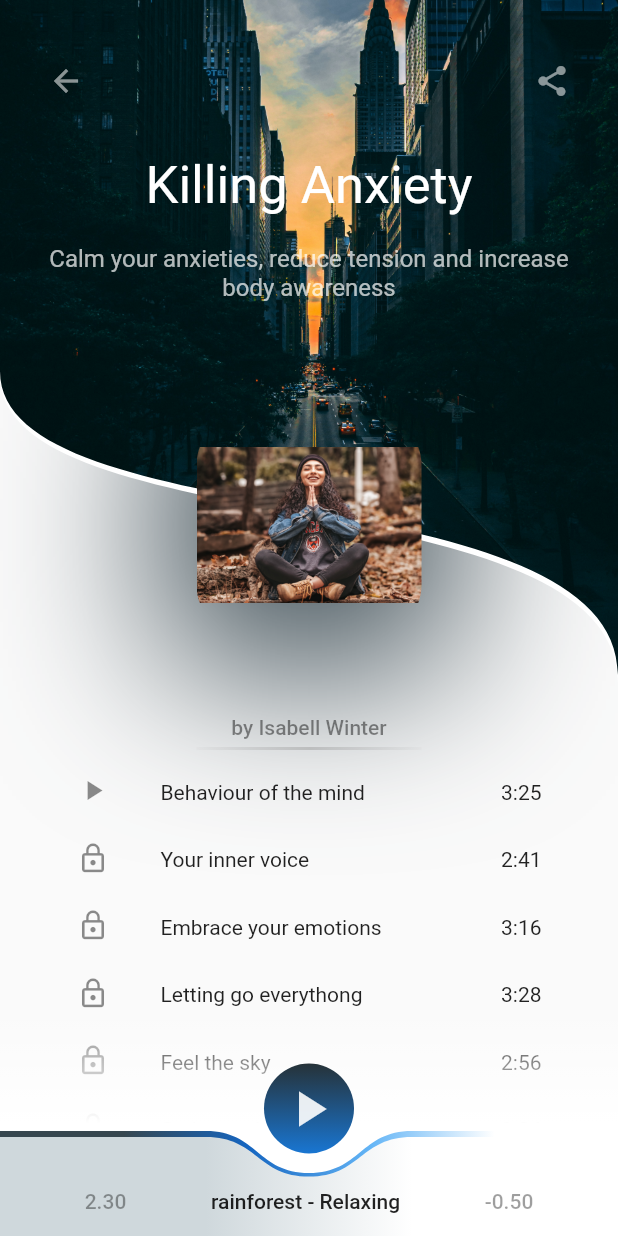
After one commit to Bleach6785/flutter_meditation, a Flutter app: the screen it shows after launch, after a tap on an icon or button, on a phone screen of 412 x 824 dp. The commit adds this screen. Run offline on Flutter 3.47's test engine with Material 2 defaults, Android fonts, the phone set to English and light mode, and no system bars.

Commit message:
設計詳細內容畫面

```diff
--- /dev/null
+++ b/lib/deatil.dart
@@ -0,0 +1,408 @@
+import 'package:flutter/material.dart';
+
+class Song {
+  final String name;
+  final String time;
+
+  Song({this.name, this.time});
+}
+
+List<Song> songs = [
+  Song(name: "Behaviour of the mind", time: "3:25"),
+  Song(name: "Your inner voice", time: "2:41"),
+  Song(name: "Embrace your emotions", time: "3:16"),
+  Song(name: "Letting go everythong", time: "3:28"),
+  Song(name: "Feel the sky", time: "2:56"),
+  Song(name: "Go beyond the form", time: "3:24"),
+  Song(name: "Love the feelings", time: "3:44"),
+];
+
+class Detail extends StatelessWidget {
+  @override
+  Widget build(BuildContext context) {
+    return Scaffold(
+      body: Container(
+        child: Stack(
+          children: [
+            CustomBody(),
+            CustomBottomBar(),
+            PlayButton(),
+          ],
+        ),
+      ),
+    );
+  }
+}
+
+class CustomBottomBar extends StatelessWidget {
+  @override
+  Widget build(BuildContext context) {
+    return Positioned(
+      bottom: 0.0,
+      width: MediaQuery.of(context).size.width,
+      child: IgnorePointer(
+        child: Stack(
+          alignment: Alignment.bottomCenter,
+          children: [
+            Container(
+              height: 150.0,
+              width: MediaQuery.of(context).size.width,
+              decoration: BoxDecoration(
+                gradient: LinearGradient(
+                  begin: Alignment.bottomCenter,
+                  end: Alignment.topCenter,
+                  colors: [
+                    Colors.white,
+                    Colors.white,
+                    Colors.white.withOpacity(.01),
+                  ],
+                ),
+              ),
+            ),
+            ClipPath(
+              clipper: BottomBarClipper(),
+              child: Container(
+                height: 70.0,
+                width: MediaQuery.of(context).size.width,
+                alignment: Alignment.bottomCenter,
+                padding: EdgeInsets.only(top: 4.0),
+                decoration: BoxDecoration(
+                  gradient: LinearGradient(
+                    begin: Alignment.centerLeft,
+                    end: Alignment.centerRight,
+                    colors: [
+                      Colors.blueGrey.shade800,
+                      Colors.blueGrey.shade800,
+                      Colors.blue.shade800,
+                      Colors.blue.shade300,
+                      Colors.white,
+                      Colors.white,
+                    ],
+                  ),
+                ),
+                child: ClipPath(
+                  clipper: BottomBarClipper(),
+                  child: Container(
+                    alignment: Alignment.bottomCenter,
+                    height: double.infinity,
+                    padding: EdgeInsets.only(bottom: 15.0),
+                    decoration: BoxDecoration(
+                      gradient: LinearGradient(
+                        begin: Alignment.centerLeft,
+                        end: Alignment.centerRight,
+                        colors: [
+                          Colors.blueGrey.shade100,
+                          Colors.blueGrey.shade100,
+                          Colors.white,
+                          Colors.white,
+                        ],
+                      ),
+                    ),
+                    child: Row(
+                      mainAxisAlignment: MainAxisAlignment.spaceEvenly,
+                      children: [
+                        Text(
+                          "2.30",
+                          style: TextStyle(
+                            color: Colors.black38,
+                            fontWeight: FontWeight.w500,
+                          ),
+                        ),
+                        Text(
+                          "rainforest - Relaxing",
+                          style: TextStyle(
+                            color: Colors.black87,
+                            fontWeight: FontWeight.w500,
+                          ),
+                        ),
+                        Text(
+                          "-0.50",
+                          style: TextStyle(
+                            color: Colors.black38,
+                            fontWeight: FontWeight.w500,
+                          ),
+                        ),
+                      ],
+                    ),
+                  ),
+                ),
+              ),
+            ),
+          ],
+        ),
+      ),
+    );
+  }
+}
+
+class PlayButton extends StatelessWidget {
+  @override
+  Widget build(BuildContext context) {
+    return Positioned(
+      bottom: 55.0,
+      left: MediaQuery.of(context).size.width / 2 - 30,
+      child: Container(
+        width: 60.0,
+        height: 60.0,
+        decoration: BoxDecoration(
+          shape: BoxShape.circle,
+          gradient: LinearGradient(
+            begin: Alignment.topCenter,
+            end: Alignment.bottomCenter,
+            colors: [
+              Colors.blueGrey.shade900,
+              Colors.blue.shade700,
+            ],
+          ),
+        ),
+        child: IconButton(
+          onPressed: () {},
+          icon: Icon(
+            Icons.play_arrow,
+            color: Colors.white.withOpacity(.9),
+            size: 40.0,
+          ),
+        ),
+      ),
+    );
+  }
+}
+
+class CustomBody extends StatelessWidget {
+  @override
+  Widget build(BuildContext context) {
+    double listheight = (48 * songs.length).toDouble();
+    return SingleChildScrollView(
+      child: Column(
+        children: [
+          CustomHeader(),
+          Container(
+            height: listheight,
+            padding: EdgeInsets.symmetric(
+              horizontal: 35.0,
+            ),
+            margin: EdgeInsets.only(bottom: 130.0),
+            child: ListView.builder(
+              physics: NeverScrollableScrollPhysics(),
+              itemCount: songs.length,
+              itemExtent: 45.0,
+              itemBuilder: (context, index) => ListTile(
+                leading: Icon(
+                  index == 0 ? Icons.play_arrow : Icons.lock_outline,
+                  size: 22,
+                ),
+                title: Text(
+                  songs[index].name,
+                  style: TextStyle(
+                    fontSize: 14.0,
+                  ),
+                ),
+                trailing: Text(
+                  songs[index].time,
+                  style: TextStyle(
+                    fontSize: 14.0,
+                  ),
+                ),
+              ),
+            ),
+          ),
+        ],
+      ),
+    );
+  }
+}
+
+class CustomHeader extends StatelessWidget {
+  @override
+  Widget build(BuildContext context) {
+    return Stack(
+      alignment: Alignment.topCenter,
+      children: [
+        HeaderBackground(),
+        Container(
+          alignment: Alignment.center,
+          height: 500.0,
+          padding: EdgeInsets.fromLTRB(20, 30, 20, 0),
+          child: Column(
+            mainAxisAlignment: MainAxisAlignment.spaceBetween,
+            children: [
+              Row(
+                mainAxisAlignment: MainAxisAlignment.spaceBetween,
+                children: [
+                  IconButton(
+                    icon: Icon(
+                      Icons.arrow_back,
+                      color: Colors.white54,
+                    ),
+                    onPressed: () {
+                      Navigator.pop(context);
+                    },
+                  ),
+                  IconButton(
+                    icon: Icon(
+                      Icons.share,
+                      color: Colors.white54,
+                    ),
+                    onPressed: () {},
+                  ),
+                ],
+              ),
+              SizedBox(
+                height: 25.0,
+              ),
+              RichText(
+                textAlign: TextAlign.center,
+                text: TextSpan(
+                  text: "Killing Anxiety",
+                  style: TextStyle(fontSize: 35.0),
+                  children: [
+                    TextSpan(
+                      text:
+                          "\n \nCalm your anxieties, reduce tension and increase body awareness",
+                      style: TextStyle(
+                        fontSize: 16.0,
+                        color: Colors.white70,
+                      ),
+                    ),
+                  ],
+                ),
+              ),
+              Spacer(),
+              Text(
+                "by Isabell Winter",
+                style: TextStyle(
+                  color: Colors.black45,
+                  fontWeight: FontWeight.w500,
+                ),
+              ),
+              Container(
+                margin: EdgeInsets.only(
+                  top: 5.0,
+                ),
+                width: 150.0,
+                height: 2.0,
+                decoration: BoxDecoration(
+                  gradient: LinearGradient(
+                    begin: Alignment.centerLeft,
+                    end: Alignment.centerRight,
+                    colors: [
+                      Colors.grey.withOpacity(.05),
+                      Colors.grey.withOpacity(.5),
+                      Colors.grey.withOpacity(.05),
+                    ],
+                  ),
+                ),
+              ),
+            ],
+          ),
+        ),
+        Container(
+          width: 150.0,
+          height: 150.0,
+          margin: EdgeInsets.only(
+            top: 275.0,
+          ),
+          decoration: BoxDecoration(
+            image: DecorationImage(
+              image: AssetImage("assets/anxiety.jpg"),
+            ),
+            borderRadius: BorderRadius.circular(35.0),
+          ),
+        ),
+      ],
+    );
+  }
+}
+
+class HeaderBackground extends StatelessWidget {
+  @override
+  Widget build(BuildContext context) {
+    return Stack(
+      alignment: Alignment.topCenter,
+      children: [
+        Container(
+          width: 150.0,
+          height: 150.0,
+          margin: EdgeInsets.only(
+            top: 275.0,
+          ),
+          decoration: BoxDecoration(
+            boxShadow: [
+              BoxShadow(
+                blurRadius: 100.0,
+                spreadRadius: 20.0,
+                color: Colors.blueGrey.shade800,
+              ),
+            ],
+          ),
+        ),
+        ClipPath(
+          clipper: HeaderClipper(),
+          child: Container(
+            margin: EdgeInsets.only(
+              top: 5.0,
+            ),
+            height: 450.0,
+            color: Colors.white,
+          ),
+        ),
+        ClipPath(
+          clipper: HeaderClipper(),
+          child: Container(
+            height: 450.0,
+            decoration: BoxDecoration(
+              image: DecorationImage(
+                image: AssetImage("assets/city.jpg"),
+                fit: BoxFit.cover,
+              ),
+            ),
+          ),
+        ),
+      ],
+    );
+  }
+}
+
+class HeaderClipper extends CustomClipper<Path> {
+  @override
+  Path getClip(Size size) {
+    Path path = Path();
+    var sw = size.width;
+    var sh = size.height;
+
+    path.lineTo(sw, 0);
+    path.lineTo(sw, sh);
+    path.cubicTo(sw, sh * .7, 0, sh * .8, 0, sh * .55);
+    path.lineTo(0, sh);
+    path.close();
+
+    return path;
+  }
+
+  @override
+  bool shouldReclip(covariant CustomClipper<Path> oldClipper) => false;
+}
+
+class BottomBarClipper extends CustomClipper<Path> {
+  @override
+  Path getClip(Size size) {
+    Path path = Path();
+    var sw = size.width;
+    var sh = size.height;
+
+    path.lineTo(4 * sw / 12, 0);
+
+    path.cubicTo(
+        5 * sw / 12, 0, 5 * sw / 12, 2 * sh / 5, 6 * sw / 12, 2 * sh / 5);
+    path.cubicTo(7 * sw / 12, 2 * sh / 5, 7 * sw / 12, 0, 8 * sw / 12, 0);
+    path.lineTo(sw, 0);
+    path.lineTo(sw, sh);
+    path.lineTo(0, sh);
+    path.close();
+
+    return path;
+  }
+
+  @override
+  bool shouldReclip(covariant CustomClipper<Path> oldClipper) => false;
+}
--- a/lib/main.dart
+++ b/lib/main.dart
@@ -1,7 +1,7 @@
 import 'package:flutter/material.dart';
 import 'package:flutter/services.dart';
+import 'package:flutter_meditation/deatil.dart';
 
-// 影片時間3:33
 void main() {
   //隐藏状态栏，底部按钮栏
   // SystemChrome.setEnabledSystemUIOverlays([]);
@@ -170,7 +170,16 @@ class Section extends StatelessWidget {
 
   @override
   Widget build(BuildContext context) {
-    return Container(
+    return InkWell(
+      onTap: () {
+        Navigator.push(
+          context,
+          MaterialPageRoute(
+            builder: (context) => Detail(),
+          ),
+        );
+      },
+      child: Container(
         height: MediaQuery.of(context).size.height * .5,
         decoration: BoxDecoration(
           image: DecorationImage(
@@ -197,6 +206,7 @@ class Section extends StatelessWidget {
                   ),
                 ),
               ],
+            ),
           ),
         ),
       ),
```
Also changed, not shown: assets/anxiety.jpg (added), assets/city.jpg (added). Lines whose indentation alone changed are shown as unchanged.
